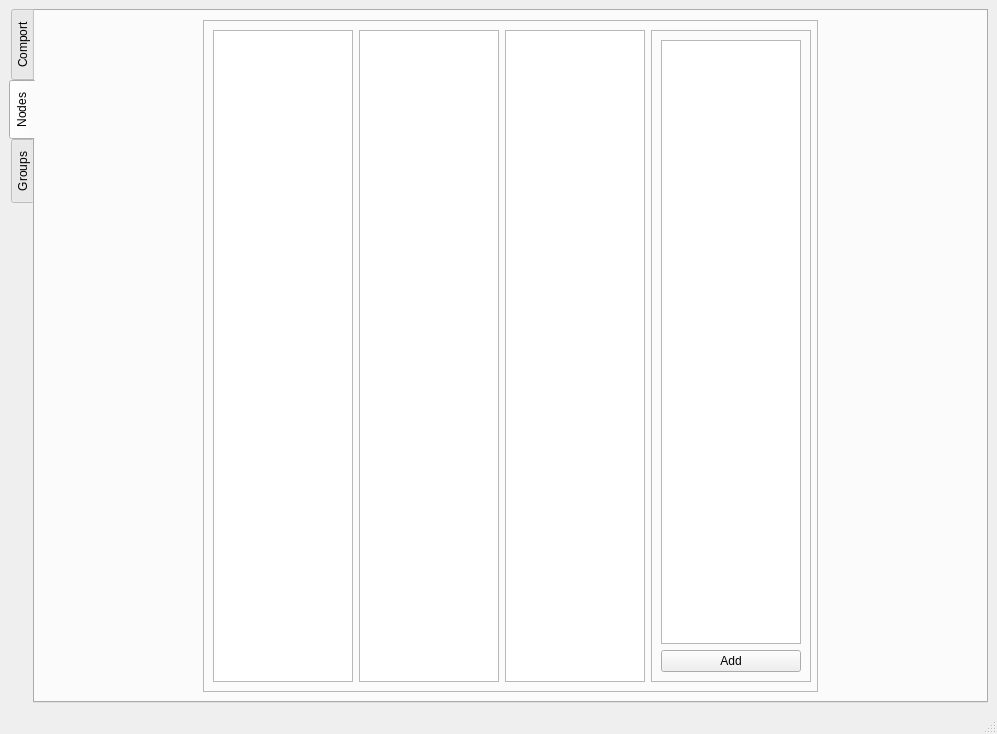
Above: Gui/Test_Groups/mainwindow.ui from kasper201/Domotica-School before the change. Below: the same form after it.
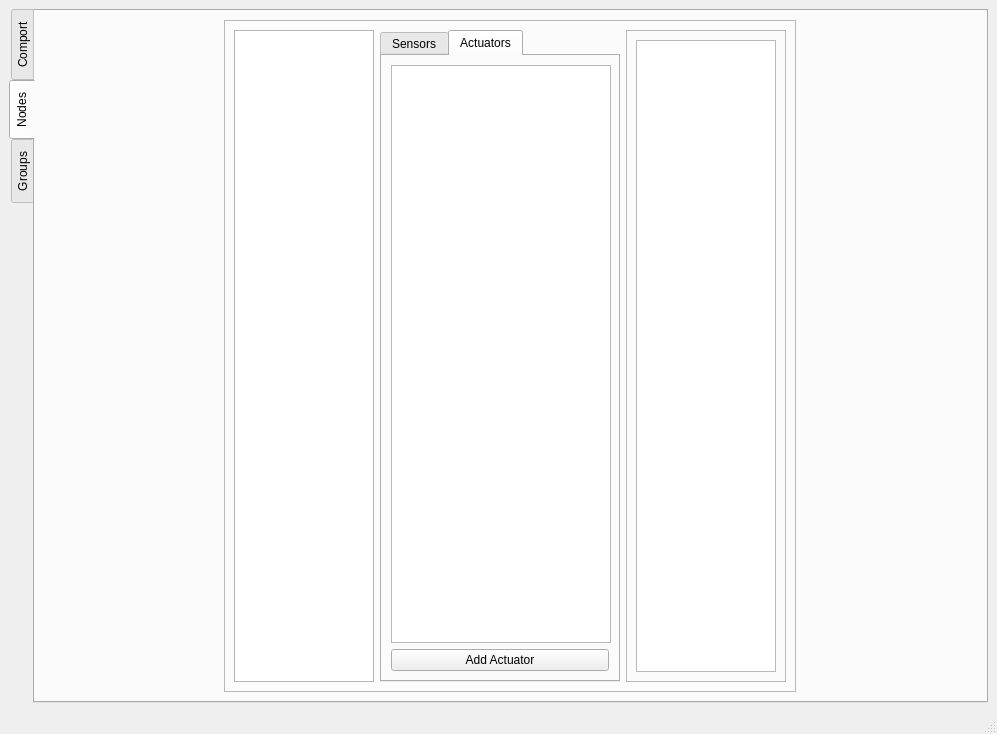
That is the form after the change. The open tabs and pages were chosen to show the change.

Commit message: Actuators can now be added

Diff of the .ui file:
```diff
--- a/Gui/Test_Groups/mainwindow.ui
+++ b/Gui/Test_Groups/mainwindow.ui
@@ -27,7 +27,7 @@
        <enum>QTabWidget::Rounded</enum>
       </property>
       <property name="currentIndex">
-       <number>1</number>
+       <number>2</number>
       </property>
       <widget class="QWidget" name="tab">
        <attribute name="title">
@@ -163,13 +163,13 @@
          <widget class="QFrame" name="frame_2">
           <property name="minimumSize">
            <size>
-            <width>615</width>
+            <width>572</width>
             <height>0</height>
            </size>
           </property>
           <property name="maximumSize">
            <size>
-            <width>615</width>
+            <width>572</width>
             <height>16777215</height>
            </size>
           </property>
@@ -199,60 +199,107 @@
              </property>
             </widget>
            </item>
-           <item alignment="Qt::AlignLeft">
+           <item>
+            <widget class="QTabWidget" name="tabWidget_2">
+             <property name="minimumSize">
+              <size>
+               <width>240</width>
+               <height>0</height>
+              </size>
+             </property>
+             <property name="maximumSize">
+              <size>
+               <width>240</width>
+               <height>16777215</height>
+              </size>
+             </property>
+             <property name="currentIndex">
+              <number>0</number>
+             </property>
+             <widget class="QWidget" name="tab_4">
+              <attribute name="title">
+               <string>Sensors</string>
+              </attribute>
+              <layout class="QVBoxLayout" name="verticalLayout_9">
+               <item alignment="Qt::AlignHCenter">
             <widget class="QListWidget" name="listWidget_Sensors">
              <property name="minimumSize">
               <size>
-               <width>140</width>
+                   <width>220</width>
                <height>0</height>
               </size>
              </property>
              <property name="maximumSize">
               <size>
-               <width>140</width>
-               <height>16777215</height>
-              </size>
-             </property>
-            </widget>
-           </item>
-           <item alignment="Qt::AlignLeft">
-            <widget class="QListWidget" name="listWidget_Actuators">
-             <property name="minimumSize">
-              <size>
-               <width>140</width>
-               <height>0</height>
-              </size>
-             </property>
-             <property name="maximumSize">
-              <size>
-               <width>140</width>
+                   <width>220</width>
                <height>16777215</height>
               </size>
              </property>
             </widget>
            </item>
            <item>
-            <widget class="QFrame" name="frame_8">
-             <property name="minimumSize">
-              <size>
-               <width>160</width>
-               <height>0</height>
-              </size>
-             </property>
-             <property name="maximumSize">
-              <size>
-               <width>160</width>
-               <height>16777215</height>
-              </size>
-             </property>
-             <property name="frameShape">
-              <enum>QFrame::StyledPanel</enum>
-             </property>
-             <property name="frameShadow">
-              <enum>QFrame::Raised</enum>
-             </property>
+                <widget class="QPushButton" name="pushButton_Add_Sensor_Group">
+                 <property name="text">
+                  <string>Add Sensor</string>
+                 </property>
+                </widget>
+               </item>
+              </layout>
+             </widget>
+             <widget class="QWidget" name="tab_5">
+              <attribute name="title">
+               <string>Actuators</string>
+              </attribute>
              <layout class="QVBoxLayout" name="verticalLayout_6">
               <item>
+                <widget class="QListWidget" name="listWidget_Actuators">
+                 <property name="minimumSize">
+                  <size>
+                   <width>220</width>
+                   <height>0</height>
+                  </size>
+                 </property>
+                 <property name="maximumSize">
+                  <size>
+                   <width>220</width>
+                   <height>16777215</height>
+                  </size>
+                 </property>
+                </widget>
+               </item>
+               <item>
+                <widget class="QPushButton" name="pushButton_Add_Actuator_Group">
+                 <property name="text">
+                  <string>Add Actuator</string>
+                 </property>
+                </widget>
+               </item>
+              </layout>
+             </widget>
+            </widget>
+           </item>
+           <item>
+            <widget class="QFrame" name="frame_10">
+             <property name="minimumSize">
+              <size>
+               <width>160</width>
+               <height>0</height>
+              </size>
+             </property>
+             <property name="maximumSize">
+              <size>
+               <width>160</width>
+               <height>16777215</height>
+              </size>
+             </property>
+             <property name="frameShape">
+              <enum>QFrame::StyledPanel</enum>
+             </property>
+             <property name="frameShadow">
+              <enum>QFrame::Raised</enum>
+             </property>
+             <layout class="QVBoxLayout" name="verticalLayout_8">
+              <item>
                <widget class="QListWidget" name="listWidget_Link_Groups">
                 <property name="minimumSize">
                  <size>
@@ -268,13 +315,6 @@
                 </property>
                </widget>
               </item>
-              <item>
-               <widget class="QPushButton" name="pushButton_Add_Sensor_Group">
-                <property name="text">
-                 <string>Add</string>
-                </property>
-               </widget>
-              </item>
              </layout>
             </widget>
            </item>
@@ -291,7 +331,7 @@
         <string>Groups Overview</string>
        </attribute>
        <layout class="QHBoxLayout" name="horizontalLayout_4">
-        <item>
+        <item alignment="Qt::AlignHCenter">
          <widget class="QFrame" name="frame_3">
           <property name="frameShape">
            <enum>QFrame::StyledPanel</enum>
@@ -355,15 +395,9 @@
              <property name="frameShadow">
               <enum>QFrame::Raised</enum>
              </property>
+             <layout class="QVBoxLayout" name="verticalLayout_10">
+              <item>
              <widget class="QFrame" name="frame_Add_Group">
-              <property name="geometry">
-               <rect>
-                <x>10</x>
-                <y>10</y>
-                <width>271</width>
-                <height>61</height>
-               </rect>
-              </property>
               <property name="minimumSize">
                <size>
                 <width>271</width>
@@ -419,6 +453,56 @@
                </property>
               </widget>
              </widget>
+              </item>
+              <item>
+               <widget class="QFrame" name="frame_8">
+                <property name="minimumSize">
+                 <size>
+                  <width>271</width>
+                  <height>0</height>
+                 </size>
+                </property>
+                <property name="maximumSize">
+                 <size>
+                  <width>271</width>
+                  <height>16777215</height>
+                 </size>
+                </property>
+                <property name="frameShape">
+                 <enum>QFrame::StyledPanel</enum>
+                </property>
+                <property name="frameShadow">
+                 <enum>QFrame::Raised</enum>
+                </property>
+                <layout class="QVBoxLayout" name="verticalLayout_7">
+                 <item>
+                  <widget class="QLabel" name="label_Current_Group">
+                   <property name="text">
+                    <string>Select a group</string>
+                   </property>
+                  </widget>
+                 </item>
+                 <item>
+                  <widget class="QTabWidget" name="tabWidget_3">
+                   <property name="currentIndex">
+                    <number>1</number>
+                   </property>
+                   <widget class="QWidget" name="tab_6">
+                    <attribute name="title">
+                     <string>Sensors</string>
+                    </attribute>
+                   </widget>
+                   <widget class="QWidget" name="tab_7">
+                    <attribute name="title">
+                     <string>Actuators</string>
+                    </attribute>
+                   </widget>
+                  </widget>
+                 </item>
+                </layout>
+               </widget>
+              </item>
+             </layout>
             </widget>
            </item>
           </layout>
```
Lines whose indentation alone changed are shown as unchanged. The commit also changes 5 other files.
